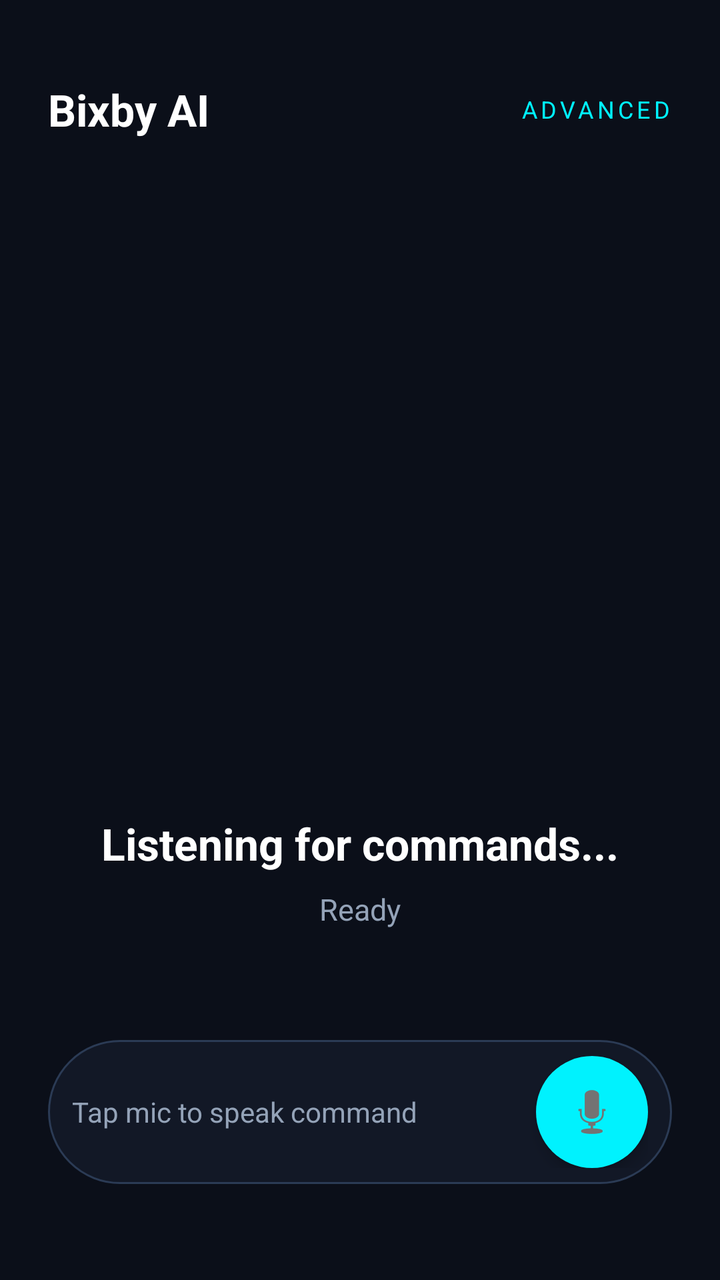
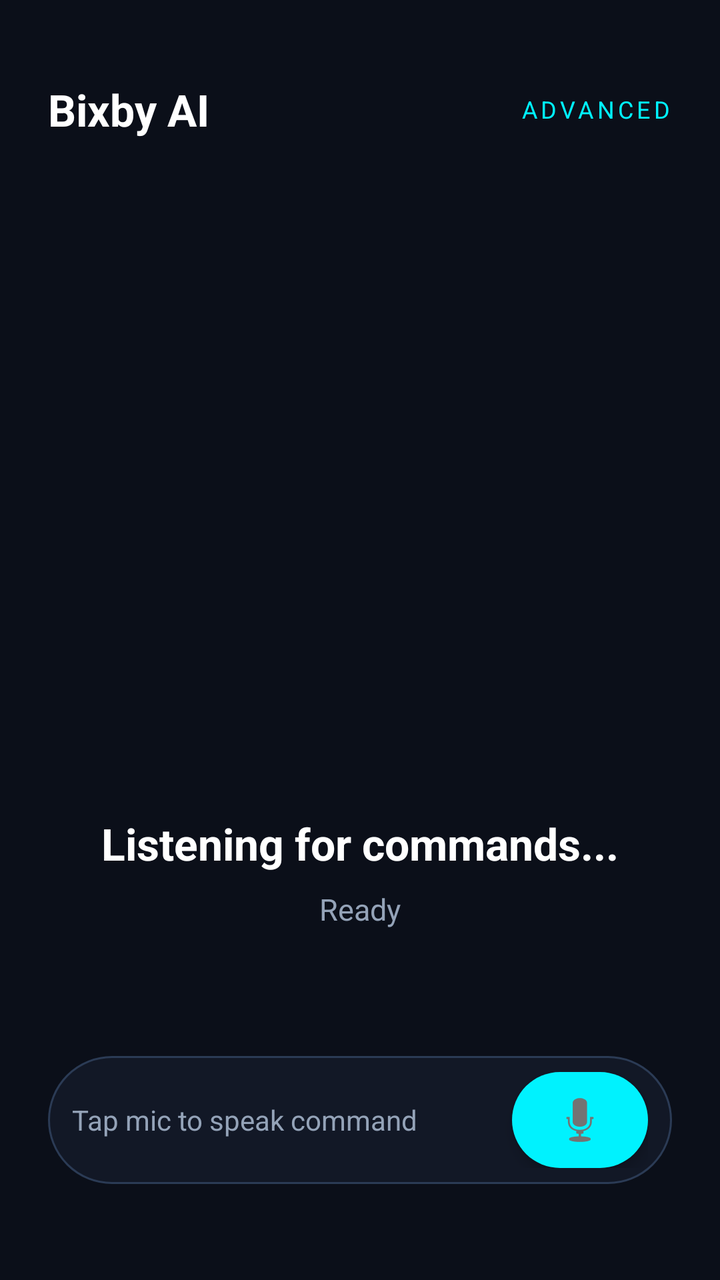

Compare the two renders of this Android layout. The source of the first and the diff that turns it into the second are given below.
<!-- AndroidManifest.xml: application theme Theme.AppCompat.DayNight.NoActionBar -->
<!-- res/layout/activity_main.xml -->
<?xml version="1.0" encoding="utf-8"?>
<RelativeLayout xmlns:android="http://schemas.android.com/apk/res/android"
    android:layout_width="match_parent"
    android:layout_height="match_parent"
    android:background="#0B0F19"
    android:padding="24dp">

    <LinearLayout
        android:id="@+id/topBar"
        android:layout_width="match_parent"
        android:layout_height="wrap_content"
        android:layout_marginTop="16dp"
        android:orientation="horizontal"
        android:gravity="center_vertical">

        <TextView
            android:layout_width="wrap_content"
            android:layout_height="wrap_content"
            android:text="Bixby AI"
            android:textColor="#FFFFFF"
            android:textSize="22sp"
            android:textStyle="bold" />

        <View
            android:layout_width="0dp"
            android:layout_height="0dp"
            android:layout_weight="1" />

        <TextView
            android:layout_width="wrap_content"
            android:layout_height="wrap_content"
            android:text="ADVANCED"
            android:textColor="#00F2FE"
            android:textSize="12sp"
            android:letterSpacing="0.15" />
    </LinearLayout>

    <LinearLayout
        android:layout_width="match_parent"
        android:layout_height="wrap_content"
        android:layout_centerInParent="true"
        android:orientation="vertical"
        android:gravity="center">

        <FrameLayout
            android:layout_width="200dp"
            android:layout_height="200dp"
            android:layout_marginBottom="32dp"
            android:gravity="center">

            <View
                android:id="@+id/pulseView"
                android:layout_width="170dp"
                android:layout_height="170dp"
                android:layout_gravity="center" />

            <LinearLayout
                android:id="@+id/equalizerView"
                android:layout_width="176dp"
                android:layout_height="76dp"
                android:layout_gravity="center|bottom"
                android:gravity="center"
                android:orientation="horizontal"
                android:alpha="0.9">

                <View android:id="@+id/equalizerBar1" android:layout_width="8dp" android:layout_height="28dp" android:layout_marginHorizontal="5dp" />
                <View android:id="@+id/equalizerBar2" android:layout_width="8dp" android:layout_height="40dp" android:layout_marginHorizontal="5dp" />
                <View android:id="@+id/equalizerBar3" android:layout_width="8dp" android:layout_height="54dp" android:layout_marginHorizontal="5dp" />
                <View android:id="@+id/equalizerBar4" android:layout_width="8dp" android:layout_height="64dp" android:layout_marginHorizontal="5dp" />
                <View android:id="@+id/equalizerBar5" android:layout_width="8dp" android:layout_height="54dp" android:layout_marginHorizontal="5dp" />
                <View android:id="@+id/equalizerBar6" android:layout_width="8dp" android:layout_height="40dp" android:layout_marginHorizontal="5dp" />
                <View android:id="@+id/equalizerBar7" android:layout_width="8dp" android:layout_height="28dp" android:layout_marginHorizontal="5dp" />
            </LinearLayout>

            <View
                android:id="@+id/orbView"
                android:layout_width="104dp"
                android:layout_height="104dp"
                android:layout_gravity="center"
                android:elevation="4dp" />
        </FrameLayout>

        <TextView
            android:id="@+id/greetingText"
            android:layout_width="wrap_content"
            android:layout_height="wrap_content"
            android:text="Listening for commands..."
            android:textColor="#FFFFFF"
            android:textSize="22sp"
            android:textStyle="bold"
            android:layout_marginBottom="8dp" />

        <TextView
            android:id="@+id/statusText"
            android:layout_width="wrap_content"
            android:layout_height="wrap_content"
            android:text="Ready"
            android:textColor="#94A3B8"
            android:textSize="15sp" />
    </LinearLayout>

    <LinearLayout
        android:layout_width="match_parent"
        android:layout_height="wrap_content"
        android:layout_alignParentBottom="true"
        android:layout_marginBottom="24dp"
        android:orientation="horizontal"
        android:background="@drawable/pill_mic_container"
        android:paddingHorizontal="12dp"
        android:paddingVertical="8dp"
        android:gravity="center_vertical">

        <TextView
            android:layout_width="0dp"
            android:layout_height="wrap_content"
            android:layout_weight="1"
            android:text="Tap mic to speak command"
            android:textColor="#94A3B8"
            android:textSize="14sp" />

        <ImageButton
            android:id="@+id/micButton"
            android:layout_width="56dp"
            android:layout_height="56dp"
            android:background="@drawable/pill_mic_button"
            android:src="@android:drawable/ic_btn_speak_now"
            android:padding="14dp"
            android:contentDescription="Mic"
            android:elevation="4dp" />
    </LinearLayout>

</RelativeLayout>
<!-- resources referenced by this layout -->
<resources>
  <!-- drawable pill_mic_button (drawable) -->
  <?xml version="1.0" encoding="utf-8"?>
  <shape xmlns:android="http://schemas.android.com/apk/res/android">
      <solid android:color="#00F2FE" />
      <corners android:radius="999dp" />
  </shape>
  <!-- drawable pill_mic_container (drawable) -->
  <?xml version="1.0" encoding="utf-8"?>
  <shape xmlns:android="http://schemas.android.com/apk/res/android">
      <solid android:color="#121826" />
      <corners android:radius="999dp" />
      <stroke android:width="1dp" android:color="#2B3B55" />
  </shape>
</resources>

<!-- the commit's change to res/layout/activity_main.xml (unified diff, before → after) -->
@@ -120,8 +120,8 @@
 
         <ImageButton
             android:id="@+id/micButton"
-            android:layout_width="56dp"
-            android:layout_height="56dp"
+            android:layout_width="68dp"
+            android:layout_height="48dp"
             android:background="@drawable/pill_mic_button"
             android:src="@android:drawable/ic_btn_speak_now"
             android:padding="14dp"
